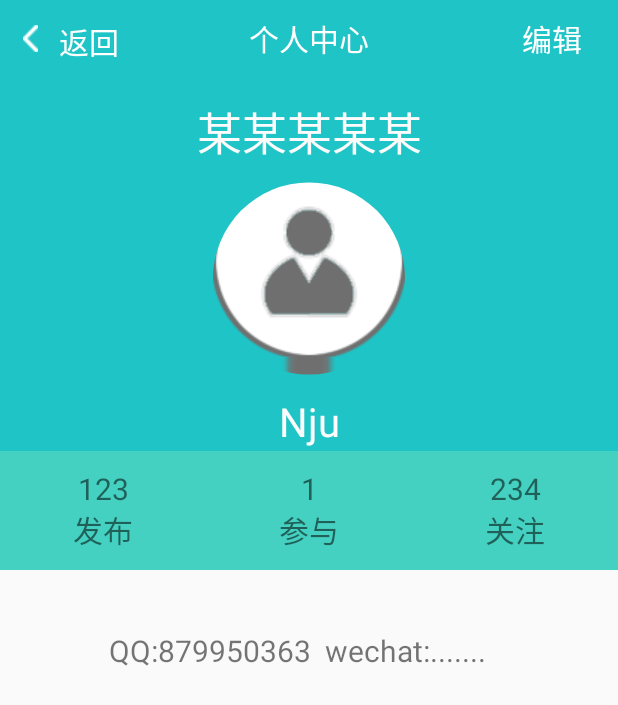
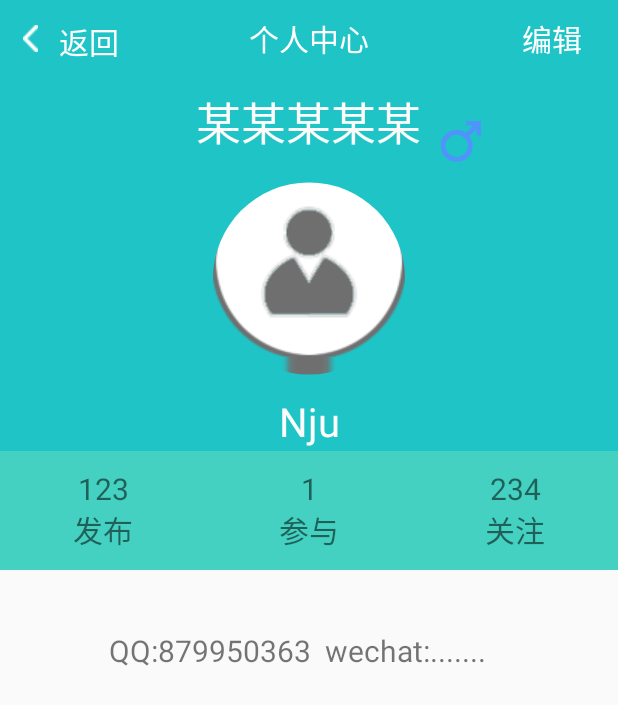
Before and after one commit to Vacity/campusWall, an Android app: the profileActivity screen opened directly, with no data from a screen before it, on a phone screen of 412 x 824 dp. Shown: the top 705 px of the screen. Run offline under Robolectric (Android 15) with nearby library versions, the phone set to English and light mode, and no system bars; our stand-ins replace CircleImageView; libraries missing offline, so code that uses them is left out: com.qiniu.android; pictures from the network do not load; 1 statement that could not run was skipped.

Commit message:
修改个人信息

```diff
--- a/app/src/main/java/com/team/nju/campuswall/Activity/profileActivity.java
+++ b/app/src/main/java/com/team/nju/campuswall/Activity/profileActivity.java
@@ -163,7 +163,6 @@ public class profileActivity extends Activity implements NetworkCallbackInterfac
                 data.putString("signature", sign);
                 intent.putExtras(data);
                 startActivity(intent);
-                finish();
             }
         });
        back.setOnClickListener(new View.OnClickListener() {
--- a/app/src/main/res/layout/activity_profile.xml
+++ b/app/src/main/res/layout/activity_profile.xml
@@ -53,25 +53,33 @@
                 android:textColor="#ffffff"
                 android:textSize="20dp"/>
         </RelativeLayout>
-
-    <!-- name -->
-    <TableRow android:layout_width="wrap_content"
+        <RelativeLayout
+            android:layout_width="match_parent"
+            android:layout_height="wrap_content"
             android:background="@color/colorPrimary">
-        <TextView android:layout_width="wrap_content"
-            android:layout_height="wrap_content" />
             <TextView
                 android:layout_marginTop="20px"
                 android:textSize="45px"
-            android:layout_width="400px"
+                android:layout_width="wrap_content"
                 android:layout_height="wrap_content"
                 android:id="@+id/profile_username"
                 android:text="某某某某某"
                 android:textColor="@color/white"
                 android:gravity="center"
+                android:layout_centerInParent="true"
                 />
-        <TextView android:layout_width="wrap_content"
-            android:layout_height="wrap_content" />
-    </TableRow>
+
+            <ImageView
+                android:layout_width="50px"
+                android:layout_height="50px"
+                android:id="@+id/picture_gender"
+                android:src="@drawable/man"
+                android:layout_toRightOf="@+id/profile_username"
+                android:layout_alignBottom="@+id/profile_username"
+                android:layout_marginLeft="10dp"
+                android:layout_centerHorizontal="true"/>
+        </RelativeLayout>
+    <!-- name -->
 
     <!-- photoshape  不会做啊！-->
     <TableRow android:layout_height="wrap_content"
```
Also changed, not shown: app/src/main/java/com/team/nju/campuswall/Activity/EditProfile.java (+6 -5 lines), app/src/main/java/com/team/nju/campuswall/Activity/SingleEditProfile.java (+5 -5 lines), app/src/main/res/layout/activity_single_edit_profile.xml (+0 -14 lines). Lines whose indentation alone changed are shown as unchanged.
